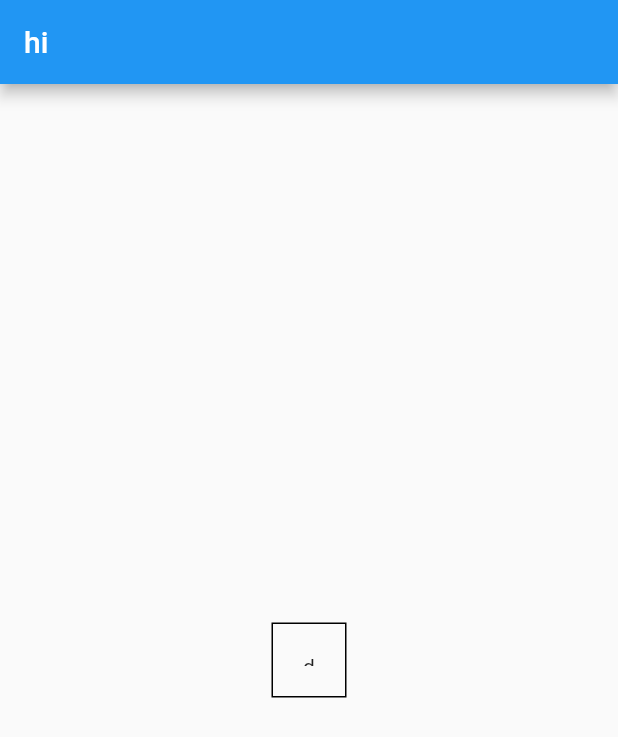
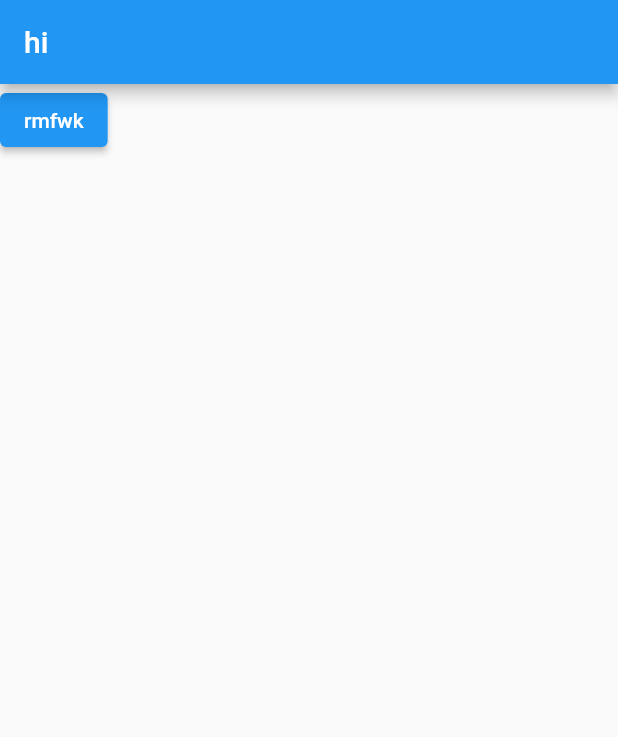
Before and after one commit to chobkyu/flutter_study, a Flutter app: the screen it shows after launch, on a phone screen of 412 x 824 dp. Shown: the top 737 px of the screen. Run offline on Flutter 3.47's test engine with Material 2 defaults, Android fonts, the phone set to English and light mode, and no system bars.

Commit message:
Update main.dart

```diff
--- a/lib/main.dart
+++ b/lib/main.dart
@@ -14,14 +14,11 @@ class MyApp extends StatelessWidget {
         appBar: AppBar(
           title: Text('hi')
         ),
-        body:Center(
-          child: Container(
-            width: 50, height: 50,
-            padding: EdgeInsets.all(20),
-            decoration : BoxDecoration(
-              border : Border.all(color:Colors.black)
-            ),
-            child: Text('daffds'),
+        body:SizedBox(
+          child:ElevatedButton(
+            child :Text('rmfwk'),
+            onPressed: (){},
+            style :ButtonStyle(),
           ),
         )
 
```
